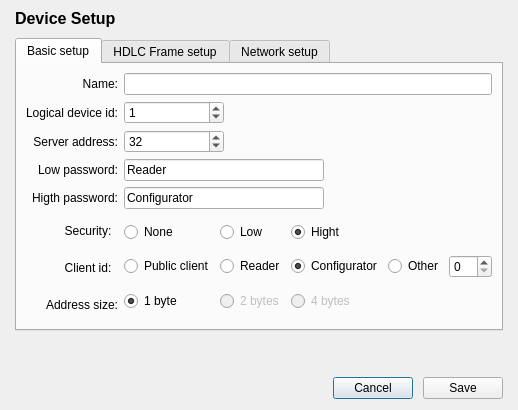
Old version of the form ui/devicesetupdialog.ui in the repository zZuuL/dlms-tester.
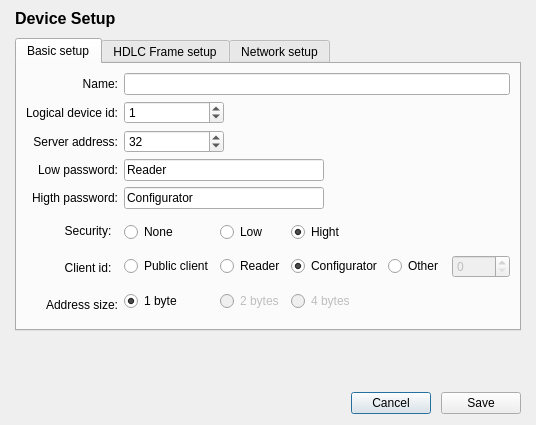
New version of the form.

Patch:
```diff
--- a/ui/devicesetupdialog.ui
+++ b/ui/devicesetupdialog.ui
@@ -6,8 +6,8 @@
    <rect>
     <x>0</x>
     <y>0</y>
-    <width>518</width>
-    <height>410</height>
+    <width>536</width>
+    <height>425</height>
    </rect>
   </property>
   <property name="windowTitle">
@@ -235,13 +235,20 @@
          </item>
          <item row="1" column="3">
           <widget class="QRadioButton" name="radioButton_10">
+           <property name="enabled">
+            <bool>true</bool>
+           </property>
            <property name="text">
             <string>Other</string>
            </property>
           </widget>
          </item>
          <item row="1" column="4">
-          <widget class="QSpinBox" name="spinBox_9"/>
+          <widget class="QSpinBox" name="spinBox_9">
+           <property name="enabled">
+            <bool>false</bool>
+           </property>
+          </widget>
          </item>
          <item row="2" column="0">
           <widget class="QRadioButton" name="radioButton">
```
